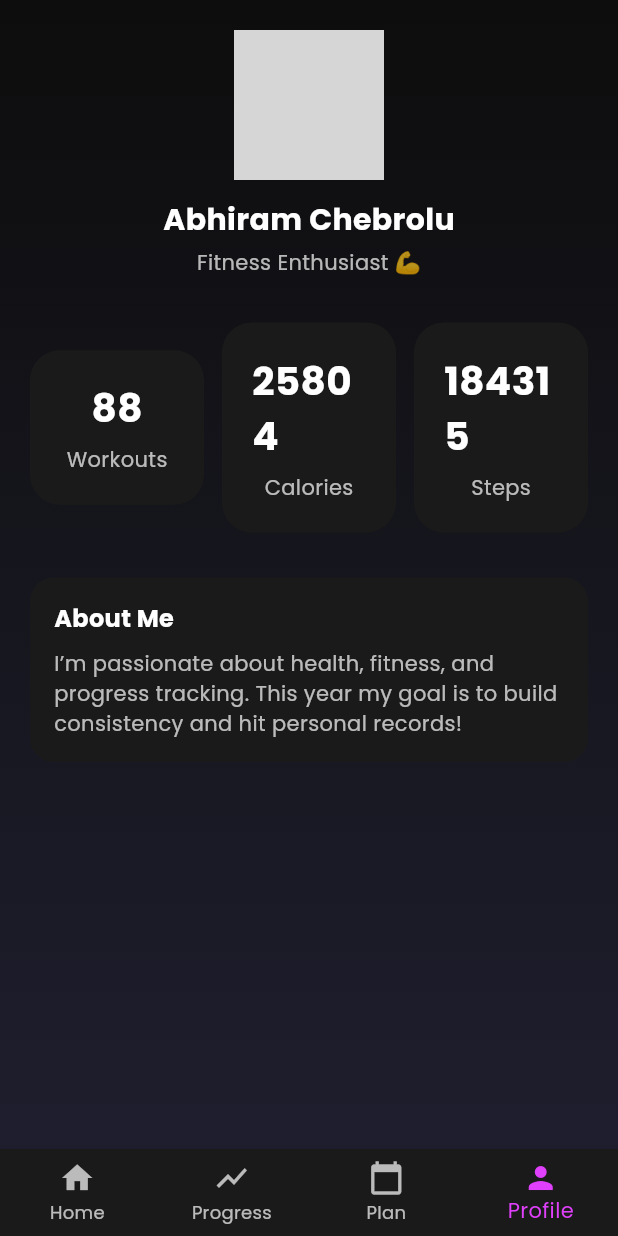
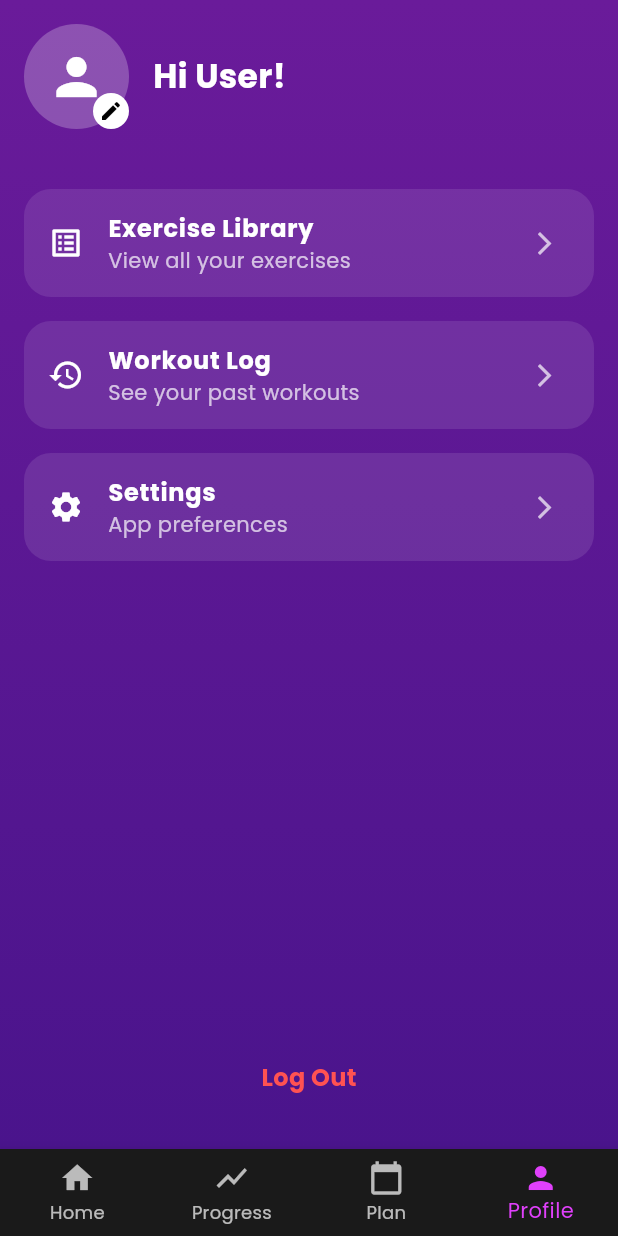
Before and after one commit to abmfp/Fitlyf, a Flutter app: the screen it shows after launch, item 4 of the bottom bar chosen, on a phone screen of 412 x 824 dp. Run offline on Flutter 3.47's test engine with Material 3 defaults, Android fonts, the phone set to English and light mode, and no system bars; our stand-ins replace google_fonts; grey boxes are pictures that could not be loaded.

Commit message:
Update profile_screen.dart

```diff
--- a/lib/screens/profile_screen.dart
+++ b/lib/screens/profile_screen.dart
@@ -1,141 +1,149 @@
 import 'package:flutter/material.dart';
 
-class ProfileScreen extends StatefulWidget {
+class ProfileScreen extends StatelessWidget {
   const ProfileScreen({super.key});
 
   @override
-  State<ProfileScreen> createState() => _ProfileScreenState();
-}
-
-class _ProfileScreenState extends State<ProfileScreen>
-    with TickerProviderStateMixin {
-  late AnimationController _controller;
-  late Animation<int> _workoutsCount;
-  late Animation<int> _caloriesCount;
-  late Animation<int> _stepsCount;
-
-  @override
-  void initState() {
-    super.initState();
-    _controller = AnimationController(
-      vsync: this,
-      duration: const Duration(seconds: 2),
-    )..forward();
-
-    _workoutsCount = IntTween(begin: 0, end: 120).animate(
-        CurvedAnimation(parent: _controller, curve: Curves.easeOut));
-
-    _caloriesCount = IntTween(begin: 0, end: 35000).animate(
-        CurvedAnimation(parent: _controller, curve: Curves.easeOut));
-
-    _stepsCount = IntTween(begin: 0, end: 250000).animate(
-        CurvedAnimation(parent: _controller, curve: Curves.easeOut));
-  }
-
-  @override
-  void dispose() {
-    _controller.dispose();
-    super.dispose();
-  }
-
-  Widget _statCard(String label, Animation<int> animation) {
-    return AnimatedBuilder(
-      animation: animation,
-      builder: (context, child) {
-        return Container(
-          padding: const EdgeInsets.all(20),
-          decoration: BoxDecoration(
-            color: const Color(0xFF1A1A1A),
-            borderRadius: BorderRadius.circular(20),
-          ),
-          child: Column(
-            children: [
-              Text("${animation.value}",
-                  style: const TextStyle(
-                      color: Colors.white,
-                      fontSize: 26,
-                      fontWeight: FontWeight.bold)),
-              const SizedBox(height: 6),
-              Text(label,
-                  style: const TextStyle(color: Colors.white70, fontSize: 14)),
-            ],
-          ),
-        );
-      },
-    );
-  }
-
-  @override
   Widget build(BuildContext context) {
-    return Container(
+    return Scaffold(
+      body: Container(
         decoration: const BoxDecoration(
           gradient: LinearGradient(
-          colors: [Color(0xFF0D0D0D), Color(0xFF1E1E2E)],
             begin: Alignment.topCenter,
             end: Alignment.bottomCenter,
+            colors: [
+              Color(0xFF6A1B9A),
+              Color(0xFF4A148C),
+            ],
           ),
         ),
         child: SafeArea(
           child: Padding(
-          padding: const EdgeInsets.all(20),
+            padding: const EdgeInsets.all(16.0),
             child: Column(
               crossAxisAlignment: CrossAxisAlignment.center,
               children: [
+                // Profile avatar + name
+                Row(
+                  children: [
+                    Stack(
+                      children: [
                         const CircleAvatar(
-                radius: 50,
-                backgroundImage: NetworkImage(
-                    "https://avatars.githubusercontent.com/u/9919?v=4"),
+                          radius: 35,
+                          backgroundColor: Colors.white24,
+                          child: Icon(
+                            Icons.person,
+                            size: 40,
+                            color: Colors.white,
                           ),
-              const SizedBox(height: 12),
-              const Text("Abhiram Chebrolu",
-                  style: TextStyle(
+                        ),
+                        Positioned(
+                          bottom: 0,
+                          right: 0,
+                          child: Container(
+                            decoration: const BoxDecoration(
+                              shape: BoxShape.circle,
                               color: Colors.white,
-                      fontSize: 20,
-                      fontWeight: FontWeight.bold)),
-              const SizedBox(height: 4),
-              const Text("Fitness Enthusiast 💪",
-                  style: TextStyle(color: Colors.white70, fontSize: 14)),
-              const SizedBox(height: 30),
-
-              // Stats row
-              Row(
-                mainAxisAlignment: MainAxisAlignment.spaceEvenly,
-                children: [
-                  Expanded(child: _statCard("Workouts", _workoutsCount)),
-                  const SizedBox(width: 12),
-                  Expanded(child: _statCard("Calories", _caloriesCount)),
-                  const SizedBox(width: 12),
-                  Expanded(child: _statCard("Steps", _stepsCount)),
+                            ),
+                            padding: const EdgeInsets.all(4),
+                            child: const Icon(
+                              Icons.edit,
+                              size: 16,
+                              color: Colors.black,
+                            ),
+                          ),
+                        )
                       ],
                     ),
-              const SizedBox(height: 30),
-
-              Container(
-                padding: const EdgeInsets.all(16),
-                decoration: BoxDecoration(
-                  color: const Color(0xFF1A1A1A),
-                  borderRadius: BorderRadius.circular(16),
-                ),
-                child: const Column(
-                  crossAxisAlignment: CrossAxisAlignment.start,
-                  children: [
-                    Text("About Me",
+                    const SizedBox(width: 16),
+                    const Text(
+                      "Hi User!",
                       style: TextStyle(
+                        fontSize: 22,
+                        fontWeight: FontWeight.bold,
                         color: Colors.white,
-                            fontWeight: FontWeight.bold,
-                            fontSize: 16)),
-                    SizedBox(height: 8),
-                    Text(
-                        "I’m passionate about health, fitness, and progress tracking. "
-                        "This year my goal is to build consistency and hit personal records!",
-                        style: TextStyle(color: Colors.white70, fontSize: 14)),
-                  ],
                       ),
                     ),
                   ],
+                ),
+
+                const SizedBox(height: 40),
+
+                // Option cards
+                _buildOptionCard(
+                  icon: Icons.list_alt,
+                  title: "Exercise Library",
+                  subtitle: "View all your exercises",
+                  onTap: () {},
+                ),
+                _buildOptionCard(
+                  icon: Icons.history,
+                  title: "Workout Log",
+                  subtitle: "See your past workouts",
+                  onTap: () {},
+                ),
+                _buildOptionCard(
+                  icon: Icons.settings,
+                  title: "Settings",
+                  subtitle: "App preferences",
+                  onTap: () {},
+                ),
+
+                const Spacer(),
+
+                // Log out
+                GestureDetector(
+                  onTap: () {
+                    // TODO: implement log out
+                  },
+                  child: const Text(
+                    "Log Out",
+                    style: TextStyle(
+                      color: Colors.redAccent,
+                      fontSize: 16,
+                      fontWeight: FontWeight.bold,
+                    ),
+                  ),
+                ),
+
+                const SizedBox(height: 20),
+              ],
+            ),
           ),
         ),
       ),
     );
   }
+
+  Widget _buildOptionCard({
+    required IconData icon,
+    required String title,
+    required String subtitle,
+    required VoidCallback onTap,
+  }) {
+    return Container(
+      margin: const EdgeInsets.only(bottom: 16),
+      decoration: BoxDecoration(
+        color: Colors.white.withOpacity(0.1),
+        borderRadius: BorderRadius.circular(18),
+      ),
+      child: ListTile(
+        leading: Icon(icon, color: Colors.white),
+        title: Text(
+          title,
+          style: const TextStyle(
+            color: Colors.white,
+            fontWeight: FontWeight.bold,
+          ),
+        ),
+        subtitle: Text(
+          subtitle,
+          style: const TextStyle(color: Colors.white70),
+        ),
+        trailing: const Icon(Icons.arrow_forward_ios,
+            color: Colors.white70, size: 18),
+        onTap: onTap,
+      ),
+    );
   }
+}
```
Lines whose indentation alone changed are shown as unchanged.
